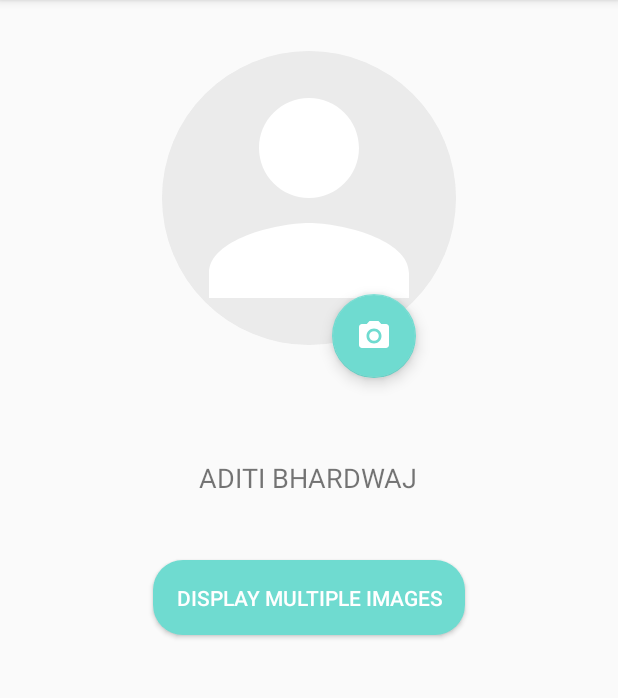
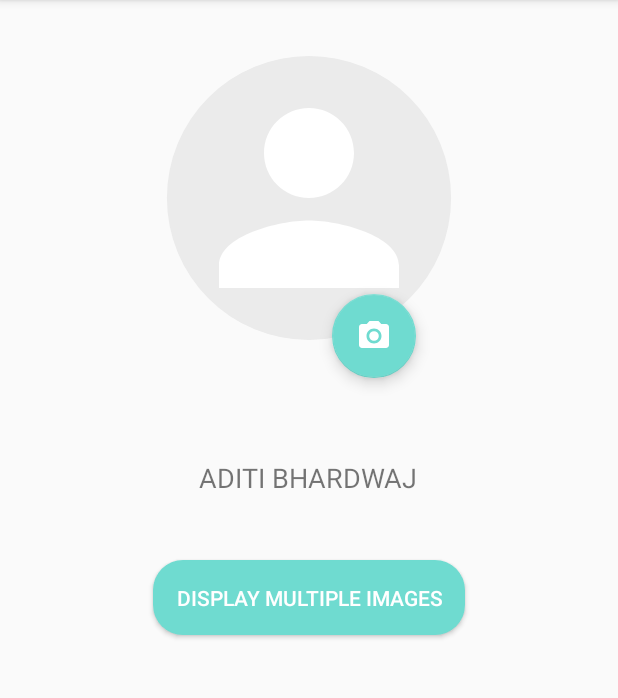
Before and after one commit to aditi-b/CameraGallery, an Android app: the screen it shows after launch (MainActivity), on a phone screen of 412 x 824 dp, the part 84-782 px from its top. Run offline under Robolectric (Android 15) with nearby library versions, the phone set to English and light mode, and no system bars.

```diff
--- a/app/build.gradle
+++ b/app/build.gradle
@@ -32,4 +32,6 @@ dependencies {
     implementation 'com.android.support:cardview-v7:28.0.0'
     implementation 'de.hdodenhof:circleimageview:3.0.0'
     implementation 'com.android.support:recyclerview-v7:28.0.0'
+    implementation 'com.github.bumptech.glide:glide:4.9.0'
+    annotationProcessor 'com.github.bumptech.glide:compiler:4.9.0'
 }
--- a/app/src/main/java/com/cameragallery/MultipleImages.java
+++ b/app/src/main/java/com/cameragallery/MultipleImages.java
@@ -32,7 +32,7 @@ public class MultipleImages extends AppCompatActivity implements View.OnClickLis
         RecyclerView.LayoutManager layoutManager = new GridLayoutManager(this, 2);
         recyclerView.setHasFixedSize(true);
         recyclerView.setLayoutManager(layoutManager);
-        imageAdapter = new ImageAdapter(image);
+        imageAdapter = new ImageAdapter(image, this);
         recyclerView.setAdapter(imageAdapter);
 
         btnMultiple.setOnClickListener(this);
@@ -46,9 +46,10 @@ public class MultipleImages extends AppCompatActivity implements View.OnClickLis
 
 
             if(resultCode==RESULT_OK){
-                //data.getParcelableArrayExtra(name);
+
                 //If Single image selected then it will fetch from Gallery
                 if(data.getData()!=null){
+
                    Uri mImageUri=data.getData();
                    image.add(mImageUri);
                    imageAdapter.notifyDataSetChanged();
@@ -61,6 +62,7 @@ public class MultipleImages extends AppCompatActivity implements View.OnClickLis
 
                             ClipData.Item item = mClipData.getItemAt(i);
                             Uri uri = item.getUri();
+
                             image.add(uri);
                             imageAdapter.notifyDataSetChanged();
                         }
--- a/app/src/main/res/drawable/circle.xml
+++ b/app/src/main/res/drawable/circle.xml
@@ -9,7 +9,7 @@ android:useLevel="false" >
 <size android:width="100dp"
     android:height="100dp"/>
 
-<stroke android:width="1dp"
-    android:color="#FFFFFF"/>
+<!--<stroke android:width="1dp"-->
+    <!--android:color="#FFFFFF"/>-->
 
 </shape>
--- a/app/src/main/res/layout/activity_main.xml
+++ b/app/src/main/res/layout/activity_main.xml
@@ -35,16 +35,15 @@
         app:layout_constraintStart_toStartOf="parent"
         app:layout_constraintTop_toBottomOf="@+id/imageView" />
 
-    <de.hdodenhof.circleimageview.CircleImageView xmlns:app="http://schemas.android.com/apk/res-auto"
+    <ImageView
         android:id="@+id/imageView"
         android:layout_width="@dimen/image_width"
         android:layout_height="@dimen/image_height"
         android:layout_marginStart="@dimen/image_margin_start"
         android:layout_marginTop="@dimen/image_margin_top"
         android:layout_marginEnd="@dimen/image_margin_end"
+        android:padding="10dp"
         android:src="@drawable/profilephoto"
-        app:civ_border_color="@android:color/transparent"
-        app:civ_border_width="@dimen/civ_border_width"
         app:layout_constraintEnd_toEndOf="parent"
         app:layout_constraintStart_toStartOf="parent"
         app:layout_constraintTop_toTopOf="parent" />
```
Also changed, not shown: app/src/main/java/com/cameragallery/ImageAdapter.java (+12 -4 lines), app/src/main/java/com/cameragallery/MainActivity.java (+19 -13 lines).
